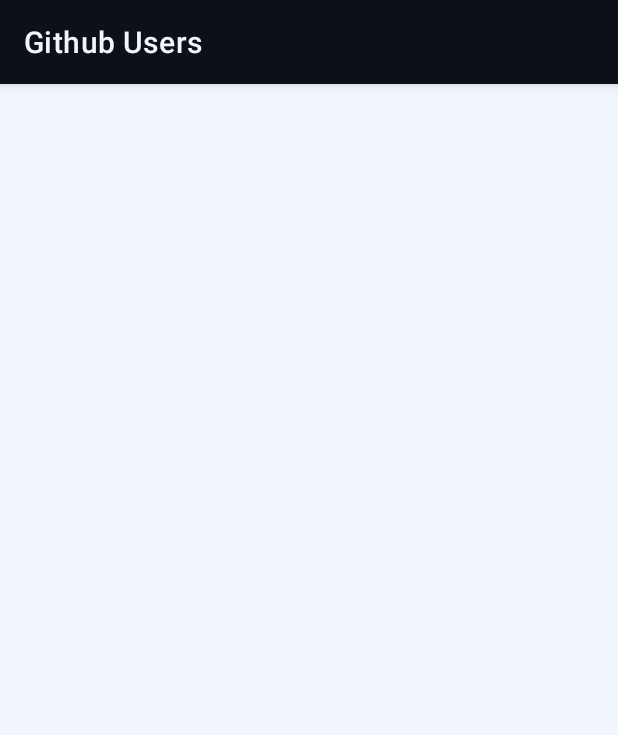
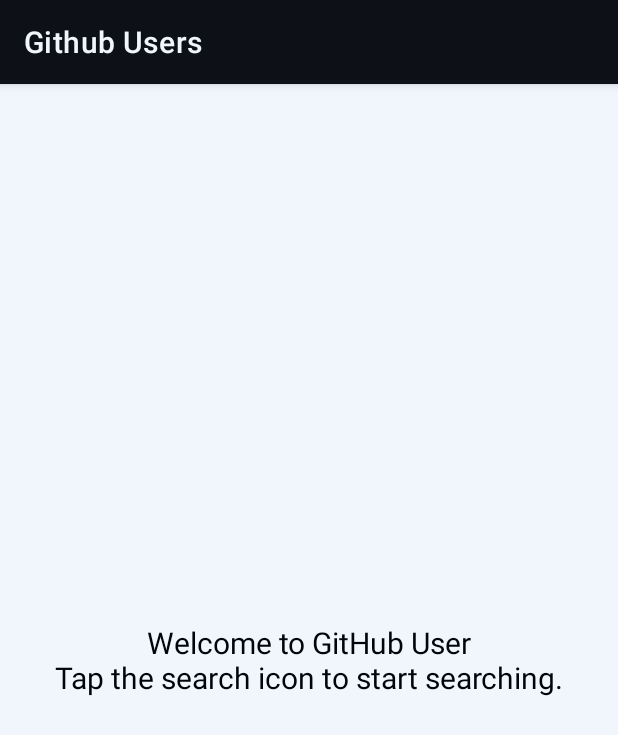
Before and after one commit to null2264/Bangkit-2022, an Android app: the MainActivity screen opened directly, with no data from a screen before it, on a phone screen of 412 x 824 dp. Shown: the top 735 px of the screen. Run offline under Robolectric (Android 15) with nearby library versions, the phone set to English and light mode, and no system bars; libraries missing offline, so code that uses them is left out: com.apollographql.apollo3.

Commit message:
+ Added greeting

```diff
--- a/GithubUser/app/src/main/res/layout/activity_main.xml
+++ b/GithubUser/app/src/main/res/layout/activity_main.xml
@@ -24,13 +24,11 @@
             android:layout_marginHorizontal="16dp"
             android:textSize="20sp"
             android:gravity="center"
-            android:visibility="gone"
+            android:text="@string/greeting"
             app:layout_constraintTop_toBottomOf="@id/main_toolbar"
             app:layout_constraintStart_toStartOf="parent"
             app:layout_constraintEnd_toEndOf="parent"
             app:layout_constraintBottom_toBottomOf="parent"
-            tools:visibility="visible"
-            tools:text="We couldn't find any users match 'userthatdoesntexists'"
             android:id="@+id/tv_main_info"/>
 
     <TextView
--- a/GithubUser/app/src/main/res/values/strings.xml
+++ b/GithubUser/app/src/main/res/values/strings.xml
@@ -12,4 +12,5 @@
     <string name="no_users_prefix">We couldn\'t find any users match</string>
     <string name="no_followers_suffix">doesn\'t have followers yet.</string>
     <string name="no_following_suffix">isn\'t following anybody.</string>
+    <string name="greeting">Welcome to GitHub User\nTap the search icon to start searching.</string>
 </resources>
```
Also changed, not shown: GithubUser/app/src/main/java/io/github/null2264/githubuser/data/main/MainUsersViewModel.kt (+7 -9 lines), GithubUser/app/src/main/java/io/github/null2264/githubuser/ui/main/MainActivity.kt (+8 -5 lines), 1 other file.
